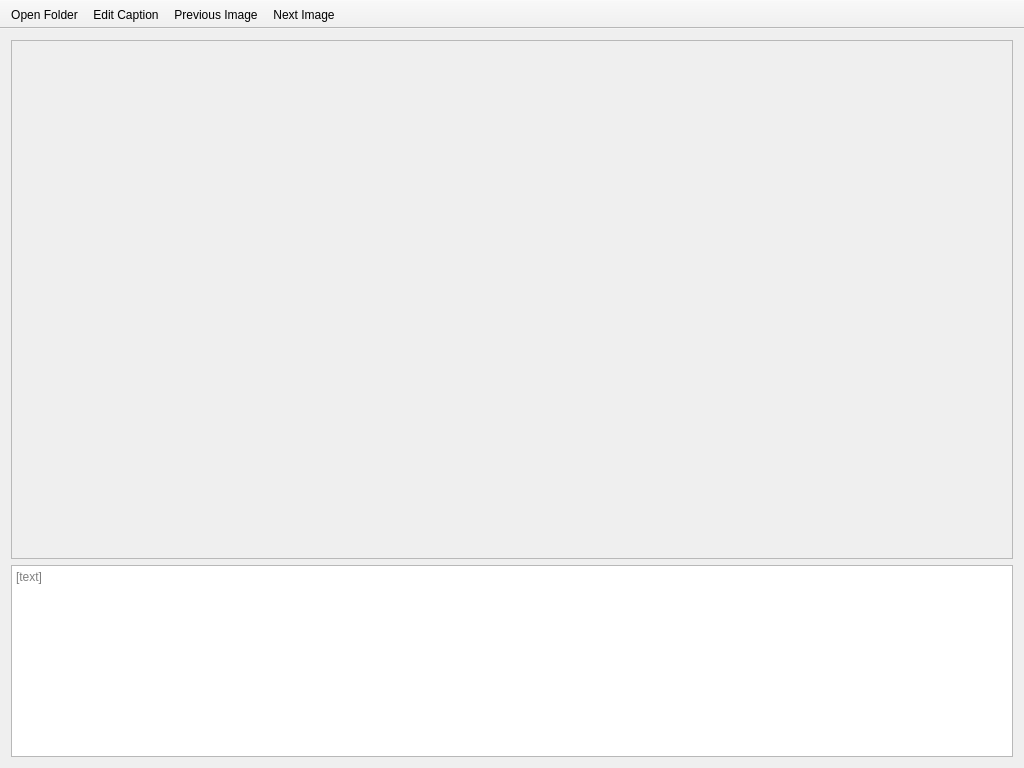
This is pp-desktop/mainwindow.ui in igorsiem/photopres as Qt 5 draws it before an edit. The edited form follows.
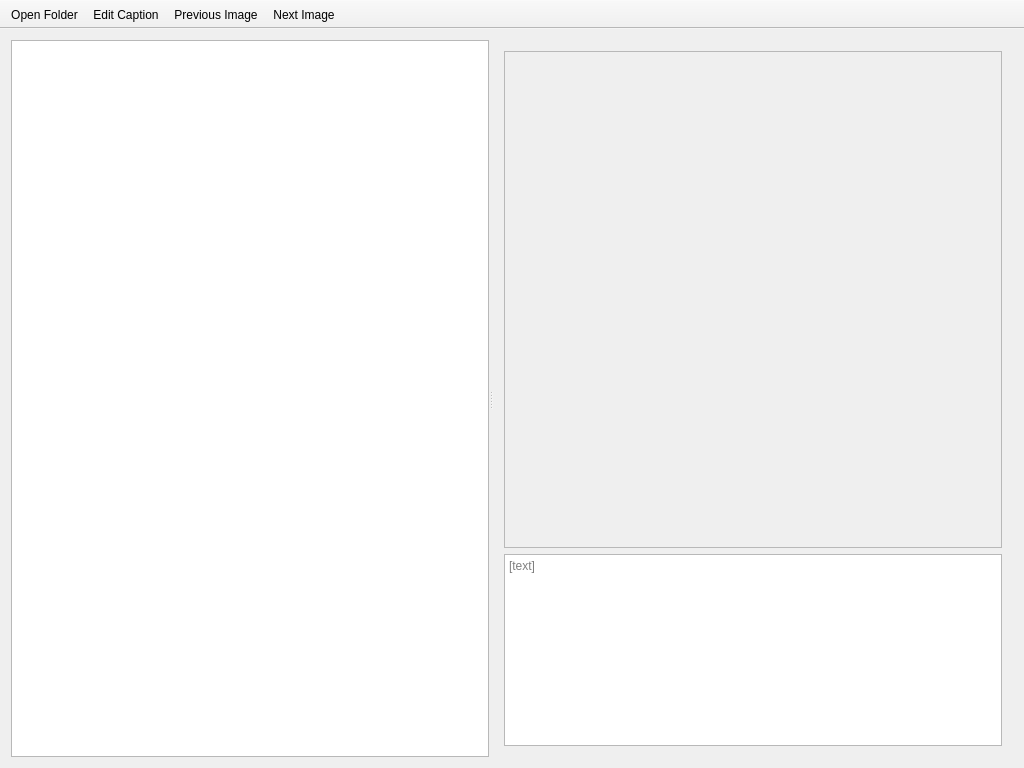
This is the edited form. Icons and pictures are not drawn.

Commit message:
9 basic list view functionality in desktop app
Still some polishing to do, including remembering the
split geometry

Patch:
```diff
--- a/pp-desktop/mainwindow.ui
+++ b/pp-desktop/mainwindow.ui
@@ -14,6 +14,18 @@
    <string>MainWindow</string>
   </property>
   <widget class="QWidget" name="centralWidget">
+   <layout class="QVBoxLayout" name="verticalLayout_2">
+    <item>
+     <widget class="QSplitter" name="centralSpl">
+      <property name="orientation">
+       <enum>Qt::Horizontal</enum>
+      </property>
+      <widget class="QListView" name="filesLvw">
+       <property name="uniformItemSizes">
+        <bool>true</bool>
+       </property>
+      </widget>
+      <widget class="QWidget" name="contentWdg" native="true">
    <layout class="QVBoxLayout" name="verticalLayout">
     <item>
      <widget class="QScrollArea" name="imageScrl">
@@ -25,8 +37,8 @@
         <rect>
          <x>0</x>
          <y>0</y>
-         <width>996</width>
-         <height>484</height>
+             <width>492</width>
+             <height>428</height>
         </rect>
        </property>
        <property name="sizePolicy">
@@ -73,6 +85,10 @@
     </item>
    </layout>
   </widget>
+     </widget>
+    </item>
+   </layout>
+  </widget>
   <widget class="QToolBar" name="toolBar">
    <property name="windowTitle">
     <string>Tool bar</string>
```
Left out of the diff: 10 changed lines with no effect on the pictures. Lines whose indentation alone changed are shown as unchanged. The commit also changes 5 other files.
